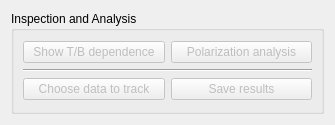
Qt form iintgui/ui/inspectAnalyze.ui (syncope/iint-gui) before a commit.
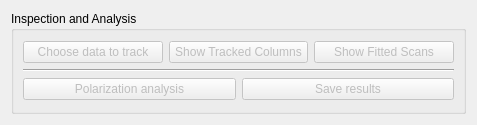
The same form after that commit.

Commit message: + change gui representation for new buttons

What changed in the file:
```diff
--- a/iintgui/ui/inspectAnalyze.ui
+++ b/iintgui/ui/inspectAnalyze.ui
@@ -6,7 +6,7 @@
    <rect>
     <x>0</x>
     <y>0</y>
-    <width>335</width>
+    <width>477</width>
     <height>125</height>
    </rect>
   </property>
@@ -25,22 +25,35 @@
         <item>
          <layout class="QHBoxLayout" name="horizontalLayout">
           <item>
-           <widget class="QPushButton" name="inspectionPlots">
+           <widget class="QPushButton" name="trackData">
             <property name="enabled">
              <bool>false</bool>
             </property>
             <property name="text">
-             <string>Show T/B dependence</string>
+             <string>Choose data to track</string>
             </property>
+            <property name="default">
+             <bool>true</bool>
+            </property>
            </widget>
           </item>
           <item>
-           <widget class="QPushButton" name="polAnalysis">
+           <widget class="QPushButton" name="trackedColumnsPlot">
             <property name="enabled">
              <bool>false</bool>
             </property>
             <property name="text">
-             <string>Polarization analysis</string>
+             <string>Show Tracked Columns</string>
+            </property>
+           </widget>
+          </item>
+          <item>
+           <widget class="QPushButton" name="showScanFits">
+            <property name="enabled">
+             <bool>false</bool>
+            </property>
+            <property name="text">
+             <string>Show Fitted Scans</string>
             </property>
            </widget>
           </item>
@@ -56,15 +69,12 @@
         <item>
          <layout class="QHBoxLayout" name="horizontalLayout_2">
           <item>
-           <widget class="QPushButton" name="trackData">
+           <widget class="QPushButton" name="polAnalysis">
             <property name="enabled">
              <bool>false</bool>
             </property>
             <property name="text">
-             <string>Choose data to track</string>
-            </property>
-            <property name="default">
-             <bool>true</bool>
+             <string>Polarization analysis</string>
             </property>
            </widget>
           </item>
```
The commit also changes 1 other file.
